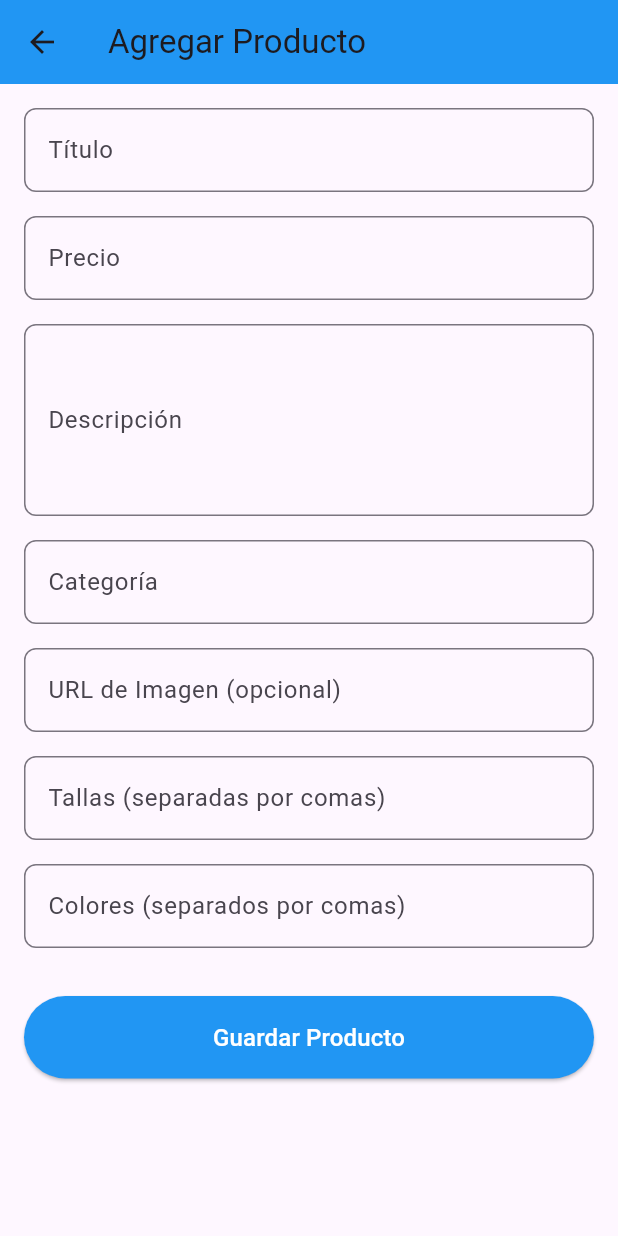
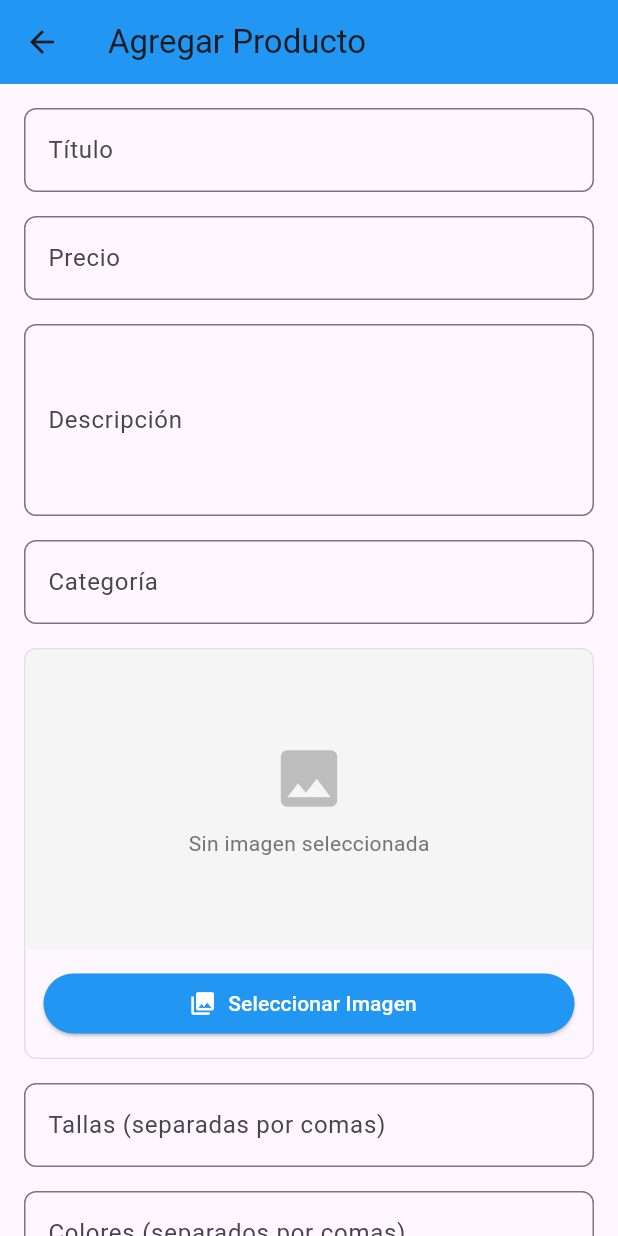
Before and after one commit to HenryPeralta/experience_app, a Flutter app: the AddProductView screen opened directly, on a phone screen of 412 x 824 dp. Run offline on Flutter 3.47's test engine with Material 3 defaults, Android fonts, the phone set to English and light mode, and no system bars; our stand-ins replace cloud_firestore, firebase_auth, firebase_core, firebase_storage, flutter_riverpod, image_picker; accounts and stored records are empty.

Commit message:
Agregando storage de imagenes

```diff
--- a/lib/features/admin/presentation/views/add_product_view.dart
+++ b/lib/features/admin/presentation/views/add_product_view.dart
@@ -1,6 +1,8 @@
 import 'package:flutter/material.dart';
 import 'package:flutter_riverpod/flutter_riverpod.dart';
 import 'package:uuid/uuid.dart';
+import 'package:image_picker/image_picker.dart';
+import 'dart:io';
 
 import '../../../ecommerce/domain/entities/product.dart';
 import '../providers/admin_providers.dart';
@@ -18,9 +20,9 @@ class _AddProductViewState extends ConsumerState<AddProductView> {
   late TextEditingController _priceController;
   late TextEditingController _descriptionController;
   late TextEditingController _categoryController;
-  late TextEditingController _imageController;
   late TextEditingController _sizesController;
   late TextEditingController _colorsController;
+  File? _selectedImage;
   bool _isLoading = false;
 
   @override
@@ -30,7 +32,6 @@ class _AddProductViewState extends ConsumerState<AddProductView> {
     _priceController = TextEditingController();
     _descriptionController = TextEditingController();
     _categoryController = TextEditingController();
-    _imageController = TextEditingController();
     _sizesController = TextEditingController();
     _colorsController = TextEditingController();
   }
@@ -41,10 +42,20 @@ class _AddProductViewState extends ConsumerState<AddProductView> {
     _priceController.dispose();
     _descriptionController.dispose();
     _categoryController.dispose();
-    _imageController.dispose();
     _sizesController.dispose();
     _colorsController.dispose();
     super.dispose();
+  }
+
+  Future<void> _pickImage() async {
+    final picker = ImagePicker();
+    final pickedFile = await picker.pickImage(source: ImageSource.gallery);
+
+    if (pickedFile != null) {
+      setState(() {
+        _selectedImage = File(pickedFile.path);
+      });
+    }
   }
 
   Future<void> _submitForm() async {
@@ -55,6 +66,16 @@ class _AddProductViewState extends ConsumerState<AddProductView> {
     setState(() => _isLoading = true);
 
     try {
+      // Generar ID del producto primero
+      final productId = const Uuid().v4();
+
+      // Subir imagen a Firebase Storage si existe
+      String imageUrl = 'https://via.placeholder.com/300x300?text=Producto';
+      if (_selectedImage != null) {
+        final uploadUseCase = ref.read(uploadProductImageProvider);
+        imageUrl = await uploadUseCase(_selectedImage!, productId);
+      }
+
       // Parsear tallas y colores (separados por comas)
       final sizes = _sizesController.text
           .split(',')
@@ -69,14 +90,12 @@ class _AddProductViewState extends ConsumerState<AddProductView> {
           .toList();
 
       final product = Product(
-        id: const Uuid().v4(),
+        id: productId,
         title: _titleController.text,
         price: double.parse(_priceController.text),
         description: _descriptionController.text,
         category: _categoryController.text,
-        image: _imageController.text.isEmpty
-            ? 'https://via.placeholder.com/300x300?text=Producto'
-            : _imageController.text,
+        image: imageUrl,
         sizes: sizes,
         colors: colors,
       );
@@ -192,19 +211,67 @@ class _AddProductViewState extends ConsumerState<AddProductView> {
                 },
               ),
               const SizedBox(height: 16),
-              TextFormField(
-                controller: _imageController,
-                decoration: InputDecoration(
-                  labelText: 'URL de Imagen (opcional)',
-                  hintText: 'Se usará un placeholder si no ingresas una URL',
-                  border: OutlineInputBorder(
-                    borderRadius: BorderRadius.circular(8),
-                  ),
+              // Sección de Imagen
+              Container(
+                decoration: BoxDecoration(
+                  border: Border.all(color: Colors.grey.shade300),
+                  borderRadius: BorderRadius.circular(8),
                 ),
-                validator: (value) {
-                  // La imagen es opcional, no requiere validación
-                  return null;
-                },
+                child: Column(
+                  children: [
+                    // Mostrar imagen seleccionada
+                    if (_selectedImage != null)
+                      ClipRRect(
+                        borderRadius: const BorderRadius.vertical(top: Radius.circular(8)),
+                        child: Image.file(
+                          _selectedImage!,
+                          width: double.infinity,
+                          height: 200,
+                          fit: BoxFit.cover,
+                        ),
+                      )
+                    else
+                      Container(
+                        width: double.infinity,
+                        height: 200,
+                        decoration: BoxDecoration(
+                          color: Colors.grey.shade100,
+                          borderRadius: const BorderRadius.vertical(top: Radius.circular(8)),
+                        ),
+                        child: Column(
+                          mainAxisAlignment: MainAxisAlignment.center,
+                          children: [
+                            Icon(
+                              Icons.image,
+                              size: 50,
+                              color: Colors.grey.shade400,
+                            ),
+                            const SizedBox(height: 8),
+                            Text(
+                              'Sin imagen seleccionada',
+                              style: TextStyle(color: Colors.grey.shade600),
+                            ),
+                          ],
+                        ),
+                      ),
+                    // Botón para seleccionar imagen
+                    Padding(
+                      padding: const EdgeInsets.all(12),
+                      child: SizedBox(
+                        width: double.infinity,
+                        child: ElevatedButton.icon(
+                          onPressed: _pickImage,
+                          icon: const Icon(Icons.photo_library),
+                          label: const Text('Seleccionar Imagen'),
+                          style: ElevatedButton.styleFrom(
+                            backgroundColor: Colors.blue,
+                            foregroundColor: Colors.white,
+                          ),
+                        ),
+                      ),
+                    ),
+                  ],
+                ),
               ),
               const SizedBox(height: 16),
               TextFormField(
--- a/pubspec.yaml
+++ b/pubspec.yaml
@@ -30,7 +30,9 @@ dependencies:
   firebase_core: ^3.15.1
   firebase_auth: ^5.6.2
   cloud_firestore: ^5.6.11
+  firebase_storage: ^12.4.10
   uuid: ^4.0.0
+  image_picker: ^1.0.0
 
 dev_dependencies:
   flutter_test:
```
Also changed, not shown: FIREBASE_STORAGE_RULES.txt (added, +33 -0 lines), lib/features/admin/data/datasources/firebase_storage_data_source.dart (added, +31 -0 lines), lib/features/admin/data/repositories/admin_storage_repository.dart (added, +17 -0 lines), lib/features/admin/domain/usecases/upload_product_image_use_case.dart (added, +17 -0 lines), lib/features/admin/presentation/providers/admin_providers.dart (+18 -0 lines), lib/features/ecommerce/presentation/views/ecommerce_home_view.dart (+11 -2 lines), lib/features/ecommerce/presentation/views/product_detail_view.dart (+12 -6 lines), pubspec.lock, 6 other files.
